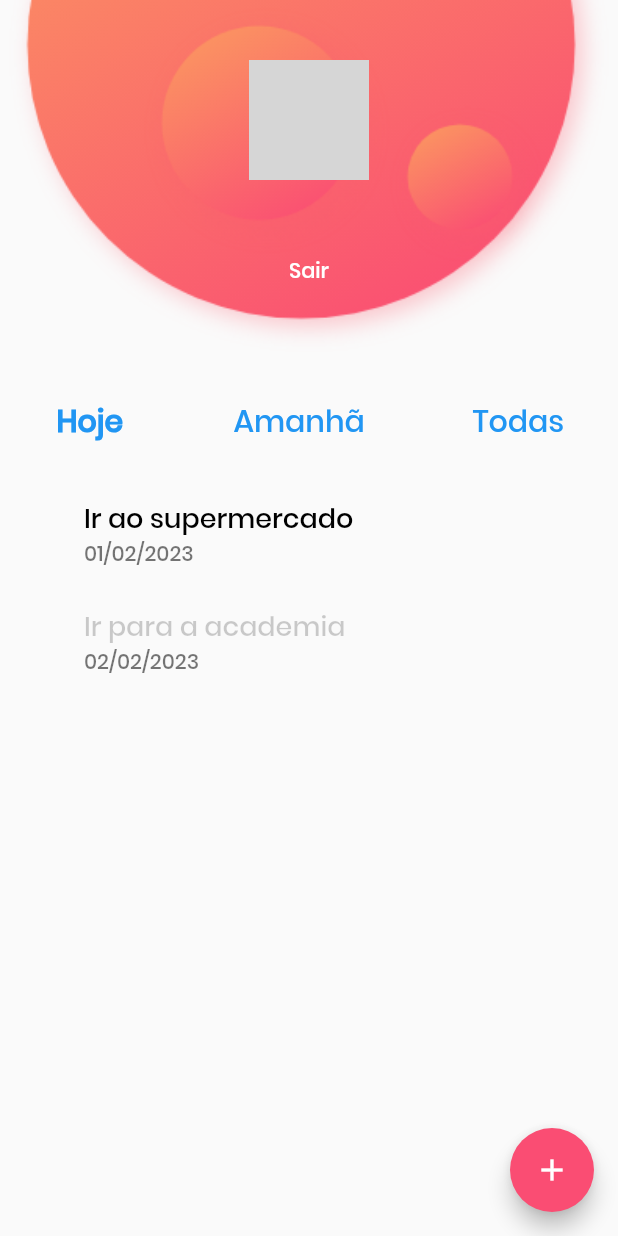
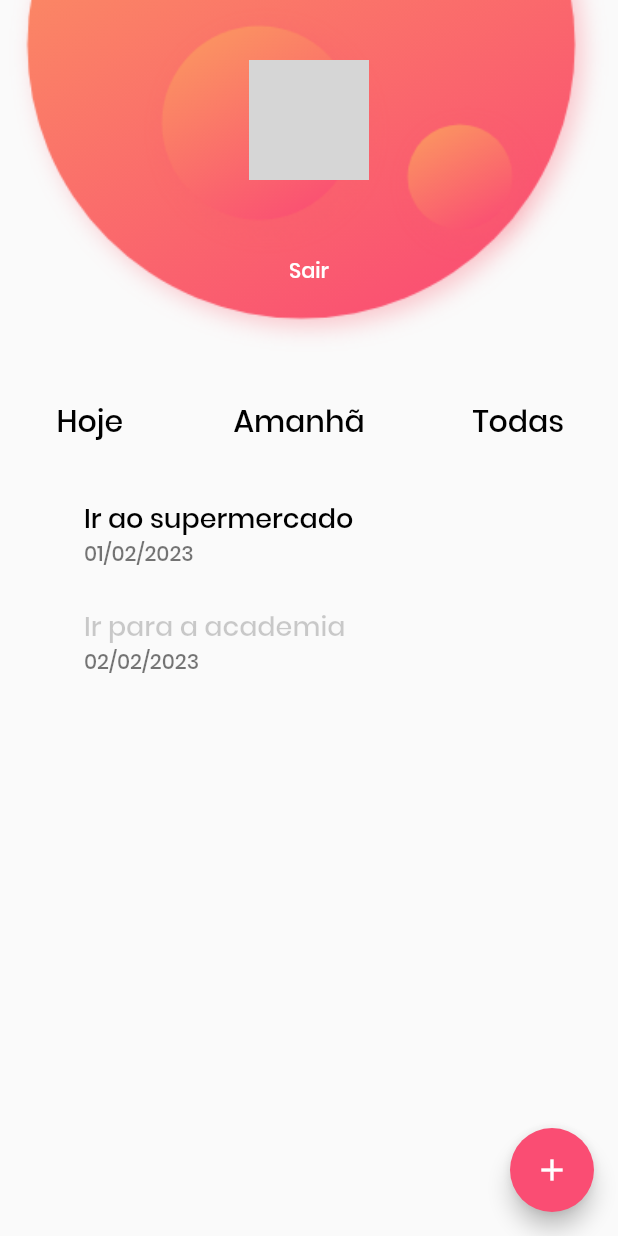
Before and after one commit to Darini/todos-mobx, a Flutter app: the HomeView screen opened directly, on a phone screen of 412 x 824 dp. Run offline on Flutter 3.47's test engine with Material 2 defaults, Android fonts, the phone set to English and light mode, and no system bars; our stand-ins replace firebase_auth, firebase_core, flutter_mobx, google_sign_in, mobx; missing offline and left inert: firebase_auth_web, firebase_core_web, google_sign_in_web; accounts and stored records are empty; generated files the repository leaves out were written again; network calls fail; grey boxes are pictures that could not be loaded.

Commit message:
refactor(Navbar): buttons state change

```diff
--- a/lib/widgets/navbar_widget.dart
+++ b/lib/widgets/navbar_widget.dart
@@ -1,10 +1,17 @@
 import 'package:flutter/material.dart';
+import 'package:flutter_mobx/flutter_mobx.dart';
+import 'package:provider/provider.dart';
+import 'package:todos_mobx/controllers/todo_controller.dart';
+import 'package:todos_mobx/stores/app_store.dart';
 
 class Navbar extends StatelessWidget {
   const Navbar({Key? key}) : super(key: key);
 
   @override
   Widget build(BuildContext context) {
+    final store = Provider.of<AppStore>(context);
+    final controller = TodoController(store);
+
     return SizedBox(
       width: double.infinity,
       height: 80,
@@ -12,35 +19,62 @@ class Navbar extends StatelessWidget {
         crossAxisAlignment: CrossAxisAlignment.center,
         mainAxisAlignment: MainAxisAlignment.spaceAround,
         children: <Widget>[
-          TextButton(
-            child: const Text(
+          Observer(
+            builder: (_) => TextButton(
+              child: Text(
                 'Hoje',
                 style: TextStyle(
                   fontSize: 20,
-                fontWeight: FontWeight.bold,
+                  fontWeight: store.currentState == 'today'
+                      ? FontWeight.bold
+                      : FontWeight.w100,
+                  color: store.currentState == 'today'
+                      ? Theme.of(context).primaryColor
+                      : Colors.black,
                 ),
               ),
-            onPressed: () {},
+              onPressed: () {
+                controller.changeSelection('today');
+              },
             ),
-          TextButton(
-            child: const Text(
+          ),
+          Observer(
+            builder: (_) => TextButton(
+              child: Text(
                 'Amanhã',
                 style: TextStyle(
                   fontSize: 20,
-                fontWeight: FontWeight.w100,
+                  fontWeight: store.currentState == 'tomorrow'
+                      ? FontWeight.bold
+                      : FontWeight.w100,
+                  color: store.currentState == 'tomorrow'
+                      ? Theme.of(context).primaryColor
+                      : Colors.black,
                 ),
               ),
-            onPressed: () {},
+              onPressed: () {
+                controller.changeSelection('tomorrow');
+              },
             ),
-          TextButton(
-            child: const Text(
+          ),
+          Observer(
+            builder: (_) => TextButton(
+              child: Text(
                 'Todas',
                 style: TextStyle(
                   fontSize: 20,
-                fontWeight: FontWeight.w100,
+                  fontWeight: store.currentState == 'all'
+                      ? FontWeight.bold
+                      : FontWeight.w100,
+                  color: store.currentState == 'all'
+                      ? Theme.of(context).primaryColor
+                      : Colors.black,
                 ),
               ),
-            onPressed: () {},
+              onPressed: () {
+                controller.changeSelection('all');
+              },
+            ),
           ),
         ],
       ),
```
Lines whose indentation alone changed are shown as unchanged.
